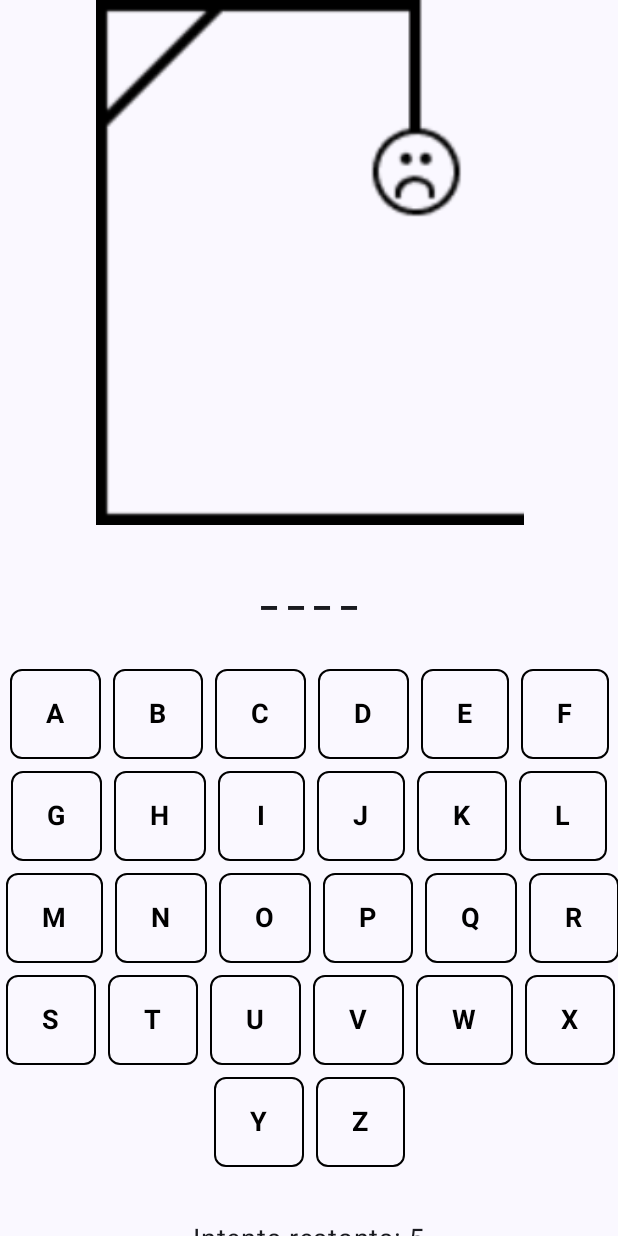
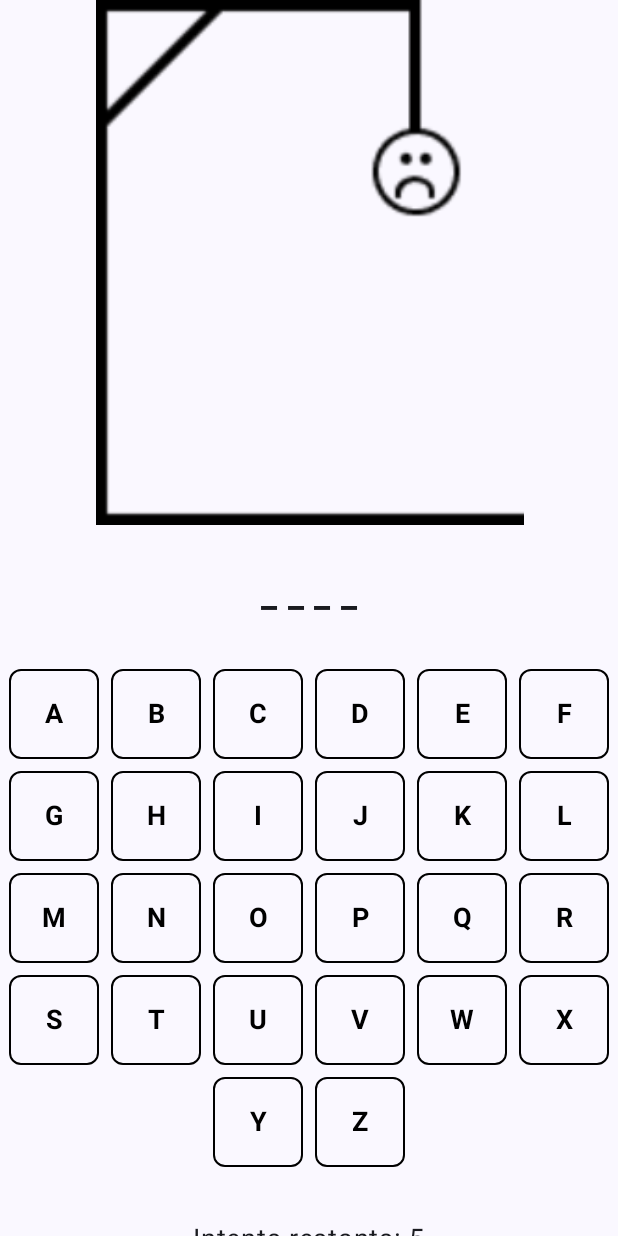
Before and after one commit to LSG-DAM2-M07-24-25/pr04-hangman-app-jaumegandara_joanlinares, an Android app built with Jetpack Compose: the composable GameScreen shown on its own in the app's theme, after a tap on an icon or button, on a phone screen of 412 x 824 dp. Run offline under Robolectric (Android 15) with nearby library versions, the phone set to English and light mode, and no system bars.

Commit message:
style: Mida dels botons de les lletres canviada per fer que siguin tots iguals

```diff
--- a/app/src/main/java/com/example/pr04_hangman_app_jaumegandara_joanlinares/view/GameScreen.kt
+++ b/app/src/main/java/com/example/pr04_hangman_app_jaumegandara_joanlinares/view/GameScreen.kt
@@ -58,7 +58,8 @@ fun GameScreen(navController: NavController, gameViewModel: GameViewModel = view
                 items(group) { letter ->
                     Button(
                         modifier = Modifier
-                            .padding(4.dp).height(60.dp),
+                            .padding(4.dp)
+                            .size(60.dp), // Amplada i alçada fixa per al botó
                         onClick = { gameViewModel.onLetterClicked(letter) },
                         enabled = !guessedLetters.contains(letter),
                         shape = MaterialTheme.shapes.small,
@@ -70,9 +71,11 @@ fun GameScreen(navController: NavController, gameViewModel: GameViewModel = view
                     ) {
                         Text(
                             text = letter.toString(),
-                            fontSize = 18.sp,
+                            fontSize = 18.sp, // Mida de la lletra
                             fontWeight = FontWeight.Bold,
-                            color = Color.Black
+                            color = Color.Black,
+                            modifier = Modifier.wrapContentSize(Alignment.Center), // Centra el text horitzontal i verticalment
+                            textAlign = androidx.compose.ui.text.style.TextAlign.Center // Centra el text horitzontalment
                         )
                     }
                 }
```
